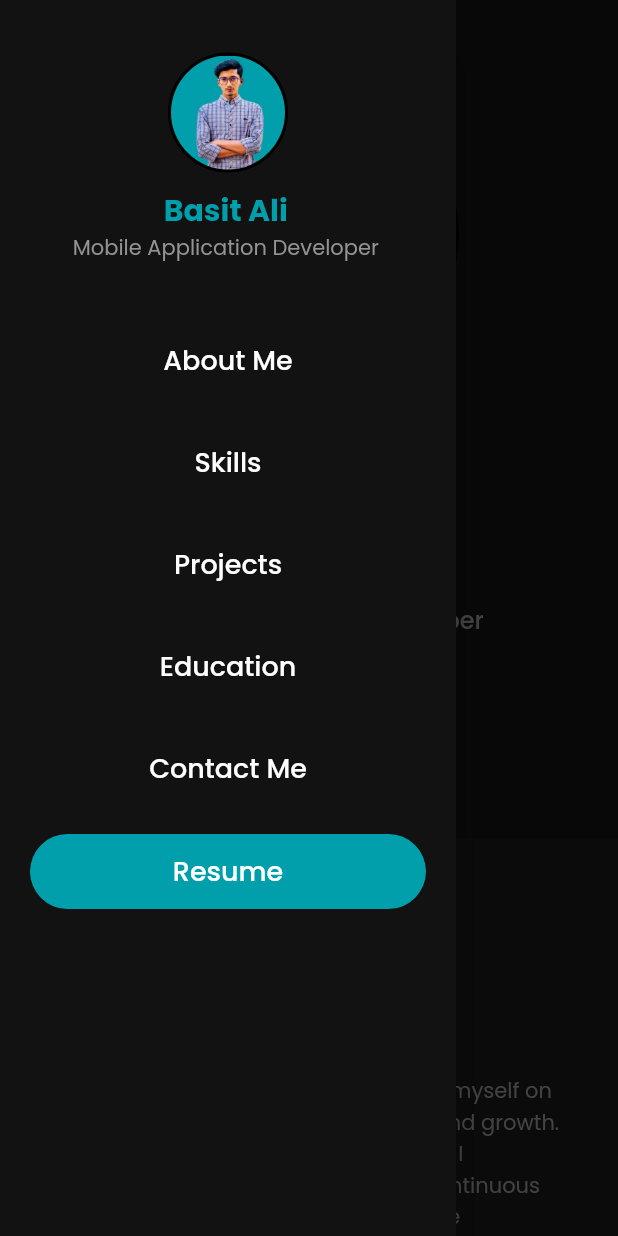
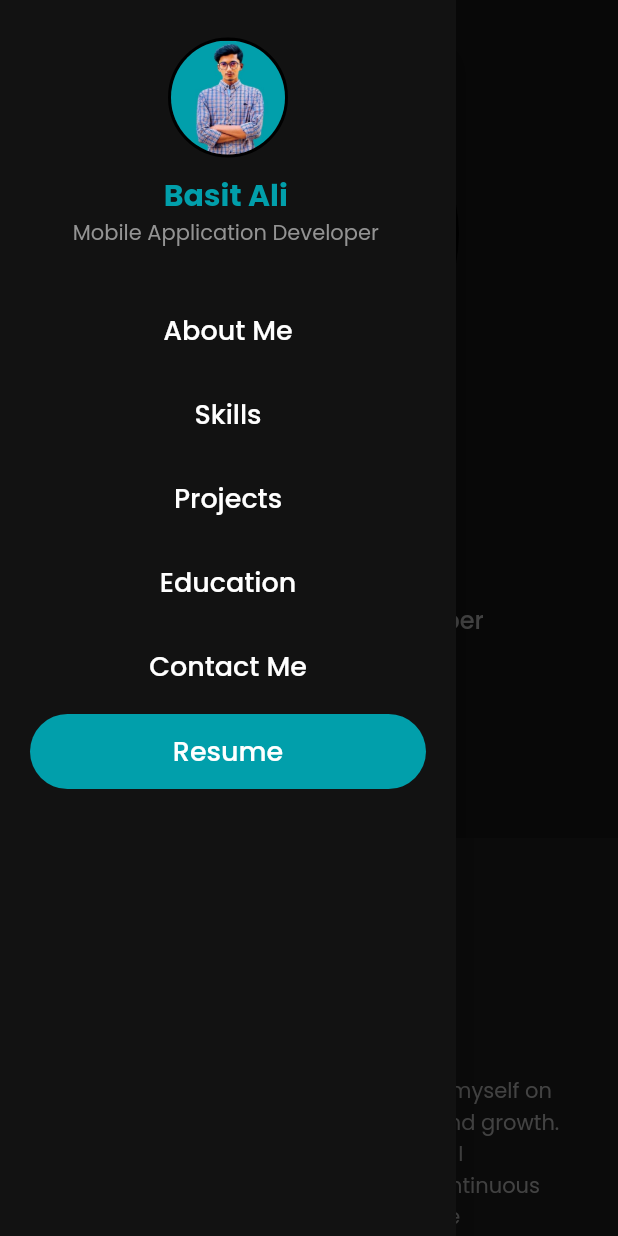
Before and after one commit to basitali1509/basit-portfolio, a Flutter app: the screen it shows after launch, with the side drawer open, on a phone screen of 412 x 824 dp. Run offline on Flutter 3.47's test engine with Material 2 defaults, Android fonts, the phone set to English and light mode, and no system bars.

Commit message:
Code Updated

```diff
--- a/lib/mobile/ms_4_projects.dart
+++ b/lib/mobile/ms_4_projects.dart
@@ -43,7 +43,7 @@ class _MS4PersonalProjectsState extends State<MS4PersonalProjects> {
             Column(
               children: [
                 SizedBox(
-                  height: 540,
+                  height: MediaQuery.of(context).size.width < 330 ?  540 : 520,
                   child: PageView.builder(
                     controller: _pageController,
                     itemCount: projectDataList.length,
--- a/lib/statics/data_values.dart
+++ b/lib/statics/data_values.dart
@@ -80,7 +80,7 @@ class DataValues {
   // Personal Projects
   static const String personalProjects = 'Projects';
 
-  static const String projectTitle = 'FOODIEMANIA - Food App';
+  static const String projectTitle = 'FOODIEMANIA';
   static const String projectDescription =
       '• A food delivery app that enables users to order their favorite food items from nearby restaurants.\n'
       '• Integrated the Stripe payment gateway to facilitate secure transactions.\n'
@@ -89,7 +89,7 @@ class DataValues {
   static const String projectLink =
       'https://www.linkedin.com/posts/basit-ali-code404_flutter-fooddeliveryapp-stripe-activity-7070425602775801856-i_Kn?utm_source=share&utm_medium=member_desktop';
 
-  static const String project1Title = 'CHAZZ - Chat App';
+  static const String project1Title = 'CHAZZ';
   static const String project1Description =
       '• A chatting app that enables multiple users to chat with each other in real-time.\n'
       '• Implemented Firebase Authentication for secure login and signup using email or phone number.\n'
--- a/lib/widgets/nav_bar.dart
+++ b/lib/widgets/nav_bar.dart
@@ -110,9 +110,9 @@ class NavBar {
       child: ListView(
         padding: const EdgeInsets.symmetric(horizontal: 20.0),
         children: [
-          const SizedBox(height: 35.0),
+          const SizedBox(height: 25.0),
           miniHeader(),
-          const SizedBox(height: 40.0),
+          const SizedBox(height: 30.0),
           ButtonTextLarge(
             text: DataValues.navBarAboutMe,
             onPressed: () => Scrollable.ensureVisible(
@@ -121,7 +121,7 @@ class NavBar {
             ),
             message: 'Go to ${DataValues.navBarAboutMe} section',
           ),
-          const SizedBox(height: 20.0),
+          const SizedBox(height: 8.0),
           ButtonTextLarge(
             text: DataValues.navBarSkillsAchievements,
             onPressed: () => Scrollable.ensureVisible(
@@ -130,7 +130,7 @@ class NavBar {
             ),
             message: 'Go to ${DataValues.navBarSkillsAchievements} section',
           ),
-          const SizedBox(height: 20.0),
+          const SizedBox(height: 8.0),
           ButtonTextLarge(
             text: DataValues.navBarPersonalProjects,
             onPressed: () => Scrollable.ensureVisible(
@@ -139,7 +139,7 @@ class NavBar {
             ),
             message: 'Go to ${DataValues.navBarPersonalProjects} section',
           ),
-          const SizedBox(height: 20.0),
+          const SizedBox(height: 8.0),
           ButtonTextLarge(
             text: DataValues.navBarEducation,
             onPressed: () => Scrollable.ensureVisible(
@@ -148,7 +148,7 @@ class NavBar {
             ),
             message: 'Go to ${DataValues.navBarEducation} section',
           ),
-          const SizedBox(height: 20.0),
+          const SizedBox(height: 8.0),
           ButtonTextLarge(
               text: DataValues.navBarContactMe,
               onPressed: () => Scrollable.ensureVisible(
@@ -157,7 +157,7 @@ class NavBar {
                   ),
               // color: AppThemeData.buttonPrimary,
               message: 'Go to ${DataValues.navBarContactMe} section'),
-          const SizedBox(height: 20.0),
+          const SizedBox(height: 8.0),
           ButtonRectangle(
               name: DataValues.navBarResume,
               onPressed: (){
--- a/lib/widgets/skill_chip.dart
+++ b/lib/widgets/skill_chip.dart
@@ -1,3 +1,4 @@
+import 'package:basit_ali/theme/responsive_screen_provider.dart';
 import 'package:flutter/material.dart';
 
 class SkillChip extends StatelessWidget {
@@ -11,6 +12,7 @@ class SkillChip extends StatelessWidget {
       backgroundColor: Colors.blueGrey,
       autofocus: true,
       label: Text(label),
+      labelStyle: TextStyle(fontSize: ResponsiveScreenProvider.isMobileScreen(context) ?  12 : 14)  ,
     );
   }
 }
```
Also changed, not shown: lib/mobile/ms_3_skills.dart (+7 -4 lines), lib/widgets/container_card.dart (+8 -8 lines).
